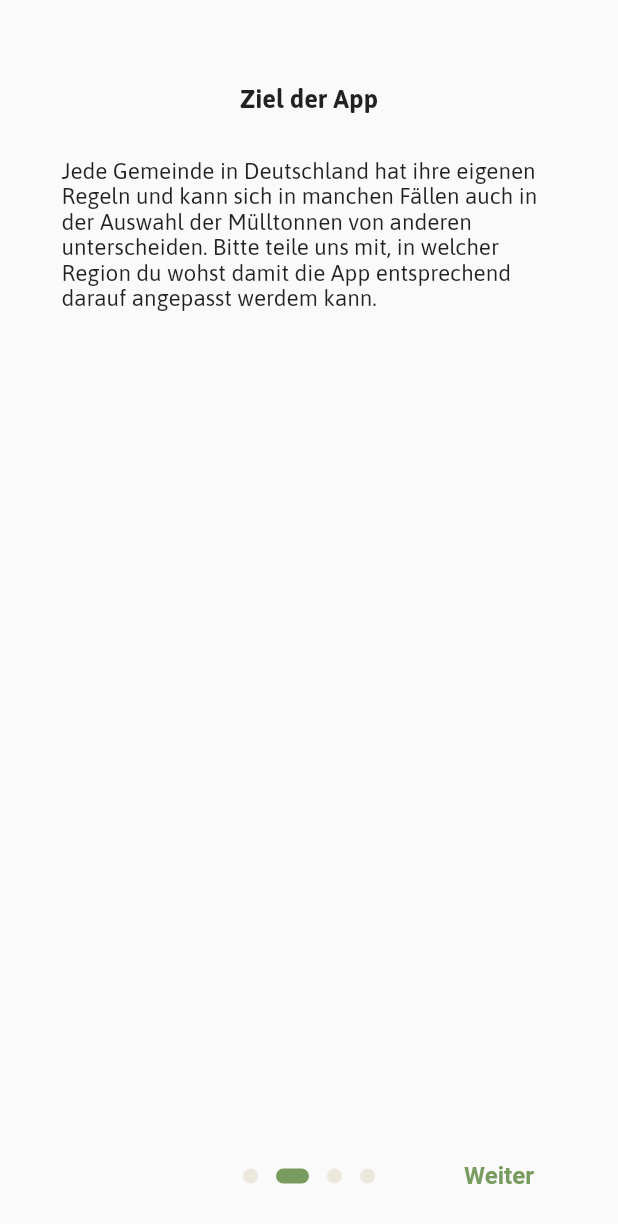
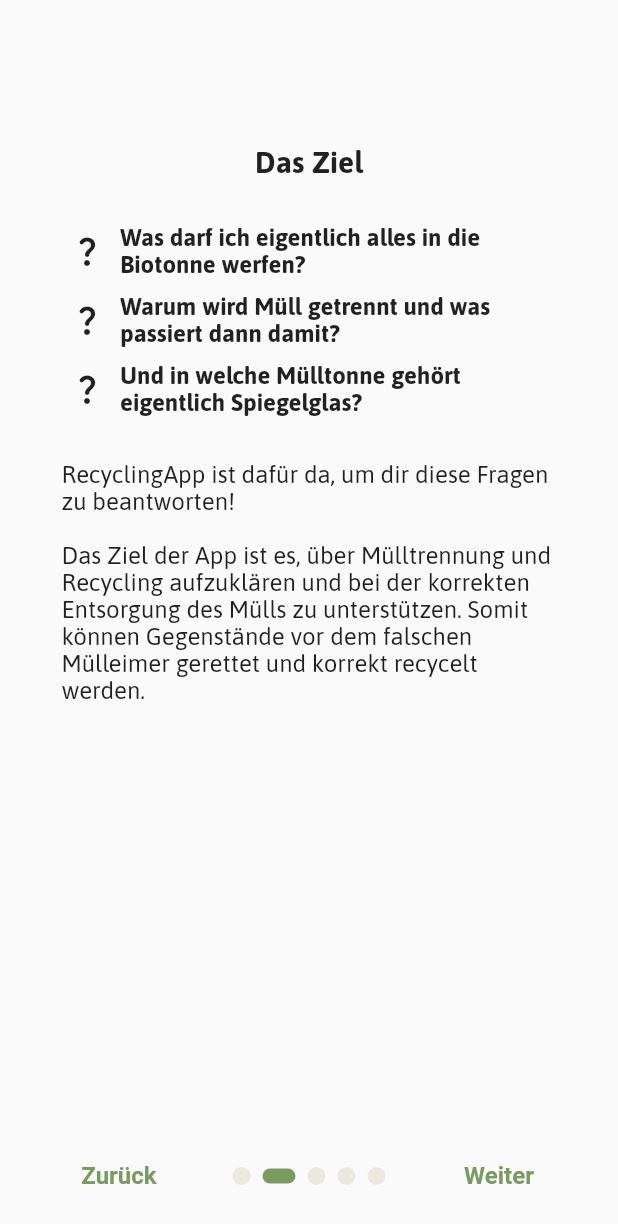
Before and after one commit to m-glock/WasteWise, a Flutter app: the screen it shows after launch, after a tap on "Weiter", on a phone screen of 412 x 824 dp. Shown: the top 1224 px of the screen. Run offline on Flutter 3.47's test engine with Material 2 defaults, Android fonts, the phone set to English and light mode, and no system bars; drawn by our look-alikes of introduction_screen; our stand-ins replace cached_network_image, carousel_indicator, carousel_slider, expandable, fl_chart, flutter_map and 8 more; missing offline and left inert: autocomplete_textfield, flutter_barcode_scanner, flutter_map_marker_popup, maps_launcher; network calls fail; statements that could not run were skipped.

Commit message:
improved intro

```diff
--- a/lib/presentation/i18n/language_de.dart
+++ b/lib/presentation/i18n/language_de.dart
@@ -15,17 +15,24 @@ class LanguageDe extends Languages {
   // introduction
   @override String get doneButtonText => "Fertig";
   @override String get nextButtonText => "Weiter";
+  @override String get backButtonText => "Zurück";
   @override String get languageScreenTitle => "Sprache auswählen";
-  @override String get languageScreenExplanation => "Willkommen bei ${Constants.appTitle}. Bitte wähle deine Sprache aus. Du kannst sie jederzeit in den Einstellungen ändern";
-  @override String get purposeScreenTitle => "Ziel der App";
-  @override String get purposeScreenExplanation => "Jede Gemeinde in Deutschland hat ihre eigenen Regeln und kann sich in manchen Fällen auch in der Auswahl der Mülltonnen von anderen unterscheiden. Bitte teile uns mit, in welcher Region du wohst damit die App entsprechend darauf angepasst werdem kann."; //TODO
+  @override String get languageScreenExplanation => "Willkommen bei ${Constants.appTitle}. Bitte wähle deine Sprache aus. Du kannst sie später jederzeit in deinen Einstellungen ändern";
+  @override String get purposeScreenTitle => "Das Ziel";
+  @override String get purposeScreenQ1 => "Was darf ich eigentlich alles in die Biotonne werfen?";
+  @override String get purposeScreenQ2 => "Warum wird Müll getrennt und was passiert dann damit?";
+  @override String get purposeScreenQ3 => "Und in welche Mülltonne gehört eigentlich Spiegelglas?";
+  @override String get purposeScreenExplanation => "${Constants.appTitle} ist dafür da, um dir diese Fragen zu beantworten! \n\nDas Ziel der App ist es, über Mülltrennung und Recycling aufzuklären und bei der korrekten Entsorgung des Mülls zu unterstützen. Somit können Gegenstände vor dem falschen Mülleimer gerettet und korrekt recycelt werden.";
+  @override String get learningModeScreenTitle => "Lernmodus";
+  @override String get learningModeScreenExplanation => "Wenn du dein Wissen prüfen und mehr Informationen erhalten möchtest, kannst du den Lernmodus einschalten. Fragen, Tipps und Herausforderung helfen dir dann dabei, mehr über das Thema zu lernen. Der Modus kann jederzeit in den Einstellungen (de)aktiviert werden.";
+  @override String get learningModeScreenLabel => "Lernmodus aktivieren";
   @override String get municipalityScreenTitle => "Region auswählen";
-  @override String get municipalityScreenExplanation => "Deine Region bestimmt gewisse Regeln bei der Mülltrennung und die vorhanden Mülleimer. Die unten dargestellten Piktogramme werden an verschiedenen Stellen in der App genutzt, um die entsprechenden Mülleimer darzustellen.";
-  @override String get municipalitySelectedTitle => "Region ";
-  @override String get municipalitySelectedNotFound => "Etwas ist schiefgelaufen. Es wurden keine Mülleimer gefunden.";
+  @override String get municipalityScreenExplanation => "Deine Region bestimmt spezielle Regeln bei der Mülltrennung und die vorhanden Mülleimer. Die unten dargestellten Piktogramme werden an verschiedenen Stellen in der App genutzt, um die entsprechenden Mülleimer zu symbolisieren.";
+  @override String get municipalitySelectedTitle => "Region";
+  @override String get municipalitySelectedNotFound => "Etwas ist schiefgelaufen. Es wurden keine passenden Mülleimer gefunden.";
   @override String get profileScreenTitle => "Profil erstellen";
-  @override String get profileScreenExplanation => "Ein Profile ermöglicht es dir das soziale Forum der App zu nutzen und Items und Tipps zu favorisieren. Die allgemeinen Informationen sind auch ohne Registrierung zugänglich und du kannst dich jederzeit nachträglich noch registrieren.";
-  @override String get waitingForInitializationText => "Hab bitte einen Moment Gedult, während die App eingerichtete wird.";
+  @override String get profileScreenExplanation => "Ein Profil ermöglicht es dir das soziale Forum der App zu nutzen und Items und Tipps zu favorisieren. Die allgemeinen Informationen sind auch ohne Registrierung zugänglich und du kannst dich jederzeit nachträglich noch registrieren.";
+  @override String get waitingForInitializationText => "Habe bitte einen Moment Gedult, während die App eingerichtete wird.";
 
   // bottom navigation
   @override String get homePageName => "Home";
--- a/lib/presentation/i18n/language_en.dart
+++ b/lib/presentation/i18n/language_en.dart
@@ -16,16 +16,23 @@ class LanguageEn extends Languages {
   // introduction
   @override String get doneButtonText => "Done";
   @override String get nextButtonText => "Next";
+  @override String get backButtonText => "Back";
   @override String get languageScreenTitle => "Choose language";
   @override String get languageScreenExplanation => "Welcome to ${Constants.appTitle}. Please choose the language for the app. You can always change it later on in the settings.";
-  @override String get purposeScreenTitle => "Purpose of the App";
-  @override String get purposeScreenExplanation => "Every municipality in Germany has its own rules and might even differ in the type of waste bins they have available for sorting waste. Please let us know where you live so that we can adapt the app accordingly."; //TODO
+  @override String get purposeScreenTitle => "The purpose";
+  @override String get purposeScreenQ1 => "What can I throw into the organic waste garbage can?";
+  @override String get purposeScreenQ2 => "Why is waste separated and what happens to it?";
+  @override String get purposeScreenQ3 => "And in which waste bin does mirror glass actually belong?";
+  @override String get purposeScreenExplanation => "${Constants.appTitle} is here to answer these questions for you! \n\nThe goal of the app is to educate about waste separation and recycling and to assist in the correct disposal of waste. Thus, items can be saved from the wrong trash can and recycled correctly.";
+  @override String get learningModeScreenTitle => "Learning mode";
+  @override String get learningModeScreenExplanation => "If you want to test your knowledge and get more information, you can turn on the learning mode. Questions, tips and challenges will help you learn more about the topic. The mode can be (de)activated at any time in the settings.";
+  @override String get learningModeScreenLabel => "Activate learning mode";
   @override String get municipalityScreenTitle => "Choose municipality";
-  @override String get municipalityScreenExplanation => "Your region will determine certain waste separation rules and available waste bins. The pictograms below will appear in certain places of the app to depict these waste bins.";
-  @override String get municipalitySelectedTitle => "Region ";
-  @override String get municipalitySelectedNotFound => "Something went wrong. No waste bins found.";
+  @override String get municipalityScreenExplanation => "Your region will determine certain waste separation rules and available waste bins. The pictograms below will appear in various places of the app to depict these waste bins.";
+  @override String get municipalitySelectedTitle => "Region";
+  @override String get municipalitySelectedNotFound => "Something went wrong. No waste bins were found.";
   @override String get profileScreenTitle => "Create a profile";
-  @override String get profileScreenExplanation => "A profile allows you to use the social forum of the app and to bookmark certain items or tips. The general information is still available without a profile and you can still create an account at a later date.";
+  @override String get profileScreenExplanation => "A profile allows you to use the social forum of the app and to bookmark items and tips. The general information is still available without a profile and you can create an account at any time.";
   @override String get waitingForInitializationText => "Please be patient for a moment while the app is being set up.";
 
   // bottom navigation
--- a/lib/presentation/i18n/languages.dart
+++ b/lib/presentation/i18n/languages.dart
@@ -18,10 +18,17 @@ abstract class Languages {
   // introduction
   String get nextButtonText;
   String get doneButtonText;
+  String get backButtonText;
   String get languageScreenTitle;
   String get languageScreenExplanation;
   String get purposeScreenTitle;
+  String get purposeScreenQ1;
+  String get purposeScreenQ2;
+  String get purposeScreenQ3;
   String get purposeScreenExplanation;
+  String get learningModeScreenTitle;
+  String get learningModeScreenExplanation;
+  String get learningModeScreenLabel;
   String get municipalityScreenTitle;
   String get municipalityScreenExplanation;
   String get municipalitySelectedTitle;
--- a/lib/presentation/pages/introduction/intro_page.dart
+++ b/lib/presentation/pages/introduction/intro_page.dart
@@ -4,6 +4,7 @@ import 'package:introduction_screen/introduction_screen.dart';
 import 'package:recycling_app/presentation/i18n/languages.dart';
 import 'package:recycling_app/presentation/pages/introduction/widgets/intro_app_purpose_widget.dart';
 import 'package:recycling_app/presentation/pages/introduction/widgets/intro_language_widget.dart';
+import 'package:recycling_app/presentation/pages/introduction/widgets/intro_learning_mode.dart';
 import 'package:recycling_app/presentation/pages/introduction/widgets/intro_login_widget.dart';
 import 'package:recycling_app/presentation/pages/introduction/widgets/intro_user_data_widget.dart';
 import 'package:recycling_app/presentation/pages/loading_page.dart';
@@ -21,11 +22,10 @@ class IntroductionPage extends StatefulWidget {
 }
 
 class _IntroductionPageState extends State<IntroductionPage> {
-
   @override
   void didChangeDependencies() {
     super.didChangeDependencies();
-    if(DataHolder.municipalitiesById.isEmpty){
+    if (DataHolder.municipalitiesById.isEmpty) {
       _setDefaultMunicipality();
     }
   }
@@ -37,22 +37,21 @@ class _IntroductionPageState extends State<IntroductionPage> {
     );
 
     List<dynamic> municipalities = result.data?["getMunicipalities"];
-    for(dynamic municipality in municipalities){
-      DataHolder.municipalitiesById[municipality["objectId"]] = municipality["name"];
+    for (dynamic municipality in municipalities) {
+      DataHolder.municipalitiesById[municipality["objectId"]] =
+          municipality["name"];
     }
 
     SharedPreferences _prefs = await SharedPreferences.getInstance();
     String? municipalityId = DataHolder.municipalitiesById.entries.first.key;
     await _prefs.setString(
-        Constants.prefSelectedMunicipalityCode,
-        municipalityId
-    );
+        Constants.prefSelectedMunicipalityCode, municipalityId);
   }
 
   PageDecoration _getPageDecoration() {
     return PageDecoration(
       titleTextStyle: Theme.of(context).textTheme.headline2!,
-      titlePadding: const EdgeInsets.only(top: 40, bottom: 30),
+      titlePadding: const EdgeInsets.only(top: 80, bottom: 30),
       bodyTextStyle: Theme.of(context).textTheme.bodyText1!,
       bodyPadding: const EdgeInsets.symmetric(horizontal: 25),
     );
@@ -69,47 +68,69 @@ class _IntroductionPageState extends State<IntroductionPage> {
       pages: [
         PageViewModel(
           //choose language
-          title: Languages.of(context)!.languageScreenTitle,
+          titleWidget: Text(
+            Languages.of(context)!.languageScreenTitle,
+            style: Theme.of(context).textTheme.headline1,
+          ),
           bodyWidget: const LanguageIntroScreen(),
           decoration: _getPageDecoration(),
         ),
         PageViewModel(
           // explain what the app is about
-          title: Languages.of(context)!.purposeScreenTitle,
+          titleWidget: Text(
+            Languages.of(context)!.purposeScreenTitle,
+            style: Theme.of(context).textTheme.headline1,
+          ),
           bodyWidget: const AppPurposeIntroScreen(),
           decoration: _getPageDecoration(),
         ),
         PageViewModel(
+          // explain what the app is about
+          titleWidget: Text(
+            Languages.of(context)!.learningModeScreenTitle,
+            style: Theme.of(context).textTheme.headline1,
+          ),
+          bodyWidget: const LearnModeIntroScreen(),
+          decoration: _getPageDecoration(),
+        ),
+        PageViewModel(
           //choose municipality and show pictograms for waste bins
-          title: Languages.of(context)!.municipalityScreenTitle,
+          titleWidget: Text(
+            Languages.of(context)!.municipalityScreenTitle,
+            style: Theme.of(context).textTheme.headline1,
+          ),
           bodyWidget: const UserDataIntroScreen(),
           decoration: _getPageDecoration(),
         ),
-        /*PageViewModel(
-          // choose how you want to use the app
-          title: "How do you want to use the app?",
-          bodyWidget: const AppPurposeIntroScreen(),
-          decoration: _getPageDecoration(),
-        ),*/
         PageViewModel(
-          title: Languages.of(context)!.profilePageName,
+          titleWidget: Text(
+            Languages.of(context)!.profilePageName,
+            style: Theme.of(context).textTheme.headline1,
+          ),
           bodyWidget: const IntroLoginWidget(),
           decoration: _getPageDecoration(),
         ),
       ],
       onDone: () async {
         await _setIntroDone();
-        Route route = MaterialPageRoute(builder: (context) => const LoadingPage());
+        Route route =
+            MaterialPageRoute(builder: (context) => const LoadingPage());
         Navigator.pushReplacement(context, route);
       },
       dotsDecorator: DotsDecorator(
-        size: const Size(10.0, 10.0),
+        size: const Size(12.0, 12.0),
+        spacing: const EdgeInsets.symmetric(horizontal: 4),
         color: Theme.of(context).colorScheme.surface,
         activeColor: Theme.of(context).colorScheme.primary,
         activeSize: const Size(22.0, 10.0),
         activeShape: const RoundedRectangleBorder(
           borderRadius: BorderRadius.all(Radius.circular(25.0)),
         ),
+      ),
+      showBackButton: true,
+      back: Text(
+        Languages.of(context)!.backButtonText,
+        style: const TextStyle(fontWeight: FontWeight.bold, fontSize: 16),
       ),
       done: Text(
         Languages.of(context)!.doneButtonText,
--- a/lib/presentation/pages/introduction/widgets/intro_app_purpose_widget.dart
+++ b/lib/presentation/pages/introduction/widgets/intro_app_purpose_widget.dart
@@ -10,11 +10,46 @@ class AppPurposeIntroScreen extends StatefulWidget {
 
 class _AppPurposeIntroScreenState extends State<AppPurposeIntroScreen> {
 
+  Widget _getQuestionText(String text){
+    return Row(
+      children: [
+        const Icon(Icons.question_mark_rounded),
+        const Padding(padding: EdgeInsets.symmetric(horizontal: 5)),
+        Expanded(
+            child: Text(
+              text,
+              style: TextStyle(
+                fontSize: Theme.of(context).textTheme.bodyText2!.fontSize,
+                fontFamily: Theme.of(context).textTheme.bodyText2!.fontFamily,
+                fontWeight: FontWeight.bold,
+              ),
+            ),
+        ),
+      ],
+    );
+  }
+
   @override
   Widget build(BuildContext context) {
     return Column(
       children: [
-        Text(Languages.of(context)!.purposeScreenExplanation),
+        Padding(
+          padding: const EdgeInsets.symmetric(horizontal: 5),
+          child: Column(
+            children: [
+              _getQuestionText(Languages.of(context)!.purposeScreenQ1),
+              const Padding(padding: EdgeInsets.symmetric(vertical: 5)),
+              _getQuestionText(Languages.of(context)!.purposeScreenQ2),
+              const Padding(padding: EdgeInsets.symmetric(vertical: 5)),
+              _getQuestionText(Languages.of(context)!.purposeScreenQ3),
+            ],
+          ),
+        ),
+        const Padding(padding: EdgeInsets.symmetric(vertical: 15)),
+        Text(
+          Languages.of(context)!.purposeScreenExplanation,
+          style: Theme.of(context).textTheme.bodyText2,
+        ),
       ],
     );
   }
--- a/lib/presentation/pages/introduction/widgets/intro_language_widget.dart
+++ b/lib/presentation/pages/introduction/widgets/intro_language_widget.dart
@@ -22,18 +22,25 @@ class _LanguageIntroScreenState extends State<LanguageIntroScreen> {
 
   void _setLanguage(String newValue) async {
     setState(() {
-      Locale locale = Constants.languages.entries.where((entry) => entry.value == newValue).first.key;
+      Locale locale = Constants
+          .languages.entries
+          .where((entry) => entry.value == newValue)
+          .first.key;
       changeAppLanguage(context, locale.languageCode);
     });
   }
 
   @override
   Widget build(BuildContext context) {
-    return Column(
+    return Center(
+      child: Column(
         children: [
-        //image,
-        Text(Languages.of(context)!.languageScreenExplanation, style: Theme.of(context).textTheme.bodyText1,),
-        const Padding(padding: EdgeInsets.only(bottom: 10)),
+          const Padding(padding: EdgeInsets.only(bottom: 20)),
+          Text(
+            Languages.of(context)!.languageScreenExplanation,
+            style: Theme.of(context).textTheme.bodyText2,
+          ),
+          const Padding(padding: EdgeInsets.only(bottom: 30)),
           DropdownButton<String>(
             isExpanded: true,
             value: languageDefault,
@@ -51,6 +58,7 @@ class _LanguageIntroScreenState extends State<LanguageIntroScreen> {
                 }).toList(),
           ),
         ],
+      ),
     );
   }
 }
--- /dev/null
+++ b/lib/presentation/pages/introduction/widgets/intro_learning_mode.dart
@@ -0,0 +1,61 @@
+import 'package:flutter/material.dart';
+import 'package:recycling_app/presentation/i18n/languages.dart';
+import 'package:recycling_app/presentation/util/constants.dart';
+import 'package:shared_preferences/shared_preferences.dart';
+
+class LearnModeIntroScreen extends StatefulWidget {
+  const LearnModeIntroScreen({Key? key}) : super(key: key);
+
+  @override
+  State<LearnModeIntroScreen> createState() => _LearnModeIntroScreenState();
+}
+
+class _LearnModeIntroScreenState extends State<LearnModeIntroScreen> {
+  bool _checked = true;
+
+  @override
+  void initState() {
+    super.initState();
+    _initLearningMode();
+  }
+
+  void _initLearningMode() async {
+    SharedPreferences _prefs = await SharedPreferences.getInstance();
+    _prefs.setBool(Constants.prefLearnMore, true);
+  }
+
+  void _changeLearningModeStatus(bool checked) async {
+    SharedPreferences _prefs = await SharedPreferences.getInstance();
+    _prefs.setBool(Constants.prefLearnMore, checked);
+    setState(() {
+      _checked = checked;
+    });
+  }
+
+  @override
+  Widget build(BuildContext context) {
+    return Column(
+      children: [
+        const Padding(padding: EdgeInsets.symmetric(vertical: 5)),
+        Text(
+          Languages.of(context)!.learningModeScreenExplanation,
+          style: Theme.of(context).textTheme.bodyText2,
+        ),
+        const Padding(padding: EdgeInsets.symmetric(vertical: 5)),
+        Row(
+          children: [
+            Checkbox(
+              activeColor: Theme.of(context).colorScheme.primary,
+              value: _checked,
+              onChanged: (bool? checked) => _changeLearningModeStatus(checked!),
+            ),
+            Text(
+              Languages.of(context)!.learningModeScreenLabel,
+              style: Theme.of(context).textTheme.bodyText2,
+            ),
+          ],
+        ),
+      ],
+    );
+  }
+}
--- a/lib/presentation/pages/introduction/widgets/intro_login_widget.dart
+++ b/lib/presentation/pages/introduction/widgets/intro_login_widget.dart
@@ -25,7 +25,7 @@ class _IntroLoginWidgetState extends State<IntroLoginWidget> {
   @override
   Widget build(BuildContext context) {
     return _isAuthenticated
-        ? ProfileWidget(authenticated: _checkIfAuthenticated, introView: true,)
-        : LoginWidget(authenticated: _checkIfAuthenticated);
+        ? ProfileWidget(authenticated: _checkIfAuthenticated, introView: true)
+        : LoginWidget(authenticated: _checkIfAuthenticated, onlySignup: true);
   }
 }
--- a/lib/presentation/pages/introduction/widgets/intro_user_data_widget.dart
+++ b/lib/presentation/pages/introduction/widgets/intro_user_data_widget.dart
@@ -33,9 +33,9 @@ class _UserDataIntroScreenState extends State<UserDataIntroScreen> {
           const Padding(padding: EdgeInsets.only(bottom: 20)),
           Text(
             Languages.of(context)!.municipalityScreenExplanation,
-            style: Theme.of(context).textTheme.bodyText1,
+            style: Theme.of(context).textTheme.bodyText2,
           ),
-          const Padding(padding: EdgeInsets.only(bottom: 20)),
+          const Padding(padding: EdgeInsets.only(bottom: 10)),
           DropdownButton<String>(
             isExpanded: true,
             value: municipalityDefault,
--- a/lib/presentation/pages/introduction/widgets/wastebin_explanation_widget.dart
+++ b/lib/presentation/pages/introduction/widgets/wastebin_explanation_widget.dart
@@ -62,11 +62,8 @@ class _WasteBinExplanationScreenState extends State<WasteBinExplanationScreen> {
   Widget _getWidget() {
     return Column(
       children: [
-        Text(
-          Languages.of(context)!.municipalitySelectedTitle +
-              widget.municipalityName +
-              ":",
-          style: Theme.of(context).textTheme.bodyText1,
+        Text("${Languages.of(context)!.municipalitySelectedTitle} ${widget.municipalityName}:",
+          style: Theme.of(context).textTheme.labelMedium,
         ),
         const Padding(padding: EdgeInsets.only(bottom: 10)),
         Padding(
@@ -74,7 +71,7 @@ class _WasteBinExplanationScreenState extends State<WasteBinExplanationScreen> {
           child: GridView.count(
             shrinkWrap: true,
             crossAxisCount: 2,
-            padding: const EdgeInsets.all(0),
+            padding: const EdgeInsets.all(5),
             childAspectRatio: 3 / 2,
             children: [
               ...categories.map((category) {
--- a/lib/presentation/themes/text_theme.dart
+++ b/lib/presentation/themes/text_theme.dart
@@ -5,7 +5,7 @@ class AppTextTheme extends TextTheme{
   const AppTextTheme() : super(
     headline1: const TextStyle(
       fontFamily: "Asap",
-      fontSize: 18.0,
+      fontSize: 20.0,
       fontWeight: FontWeight.bold,
       color: Colors.black87,
     ),
@@ -27,7 +27,7 @@ class AppTextTheme extends TextTheme{
     ),
     bodyText2: const TextStyle(
       fontFamily: "Asap",
-      fontSize: 15.0,
+      fontSize: 16.0,
     ),
     labelMedium: const TextStyle(
       fontFamily: "Asap",
```
Lines whose indentation alone changed are shown as unchanged.
